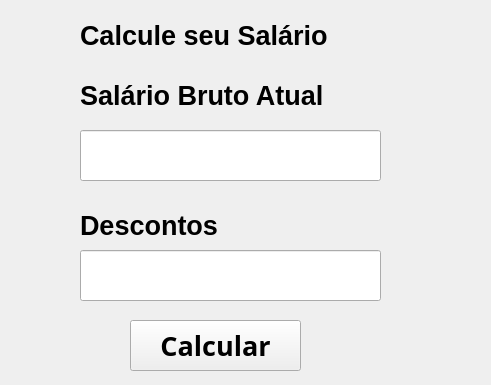
This is section1_basic/salario/tela.ui in Rogonrodrigues3942/PythonMySQL as Qt 5 draws it before an edit; both pictures show x 120 to 611 and y 0 to 385 of the 800 by 652 pixel window. The edited form follows.
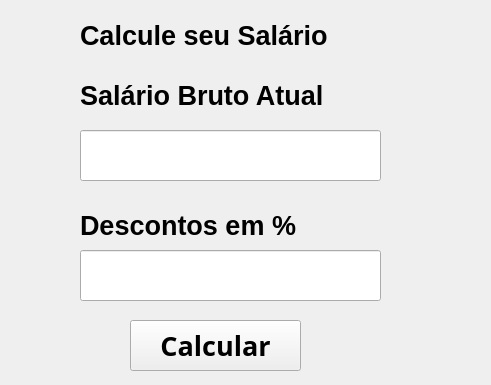
This is the edited form.

Commit message: Updating files about calculate discounts.

```diff
--- a/section1_basic/salario/tela.ui
+++ b/section1_basic/salario/tela.ui
@@ -100,7 +100,7 @@
      <bool>false</bool>
     </property>
     <property name="text">
-     <string>Descontos</string>
+     <string>Descontos em %</string>
     </property>
    </widget>
    <widget class="QLineEdit" name="txtSalary">
```
The commit also changes 2 other files.
